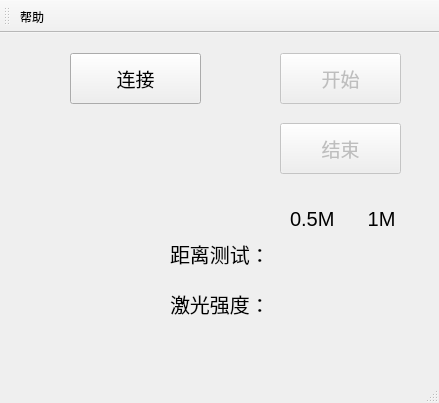
MangoInit/LidarTest, file mainwindow.ui: the form before one commit.
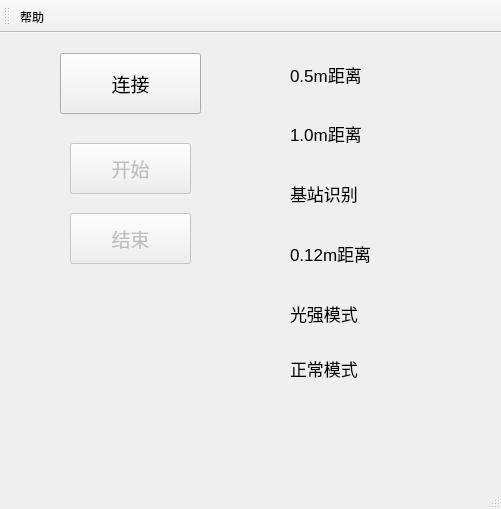
The form after the commit.

Commit message: 增加近距离，光强模式，正常模式检测

Patch:
```diff
--- a/mainwindow.ui
+++ b/mainwindow.ui
@@ -6,8 +6,8 @@
    <rect>
     <x>0</x>
     <y>0</y>
-    <width>439</width>
-    <height>403</height>
+    <width>501</width>
+    <height>509</height>
    </rect>
   </property>
   <property name="windowTitle">
@@ -20,8 +20,8 @@
     </property>
     <property name="geometry">
      <rect>
-      <x>280</x>
-      <y>20</y>
+      <x>70</x>
+      <y>110</y>
       <width>121</width>
       <height>51</height>
      </rect>
@@ -44,8 +44,8 @@
     </property>
     <property name="geometry">
      <rect>
-      <x>280</x>
-      <y>90</y>
+      <x>70</x>
+      <y>180</y>
       <width>121</width>
       <height>51</height>
      </rect>
@@ -65,10 +65,10 @@
    <widget class="QPushButton" name="pushButton_connect">
     <property name="geometry">
      <rect>
-      <x>70</x>
+      <x>60</x>
       <y>20</y>
-      <width>131</width>
-      <height>51</height>
+      <width>141</width>
+      <height>61</height>
      </rect>
     </property>
     <property name="font">
@@ -104,55 +104,109 @@
    <widget class="QLabel" name="label">
     <property name="geometry">
      <rect>
-      <x>170</x>
-      <y>200</y>
+      <x>290</x>
+      <y>26</y>
       <width>101</width>
-      <height>41</height>
+      <height>31</height>
      </rect>
     </property>
     <property name="font">
      <font>
-      <pointsize>15</pointsize>
+      <pointsize>13</pointsize>
      </font>
     </property>
     <property name="text">
-     <string>距离测试：</string>
+     <string>0.5m距离</string>
     </property>
    </widget>
    <widget class="QLabel" name="label_2">
     <property name="geometry">
      <rect>
-      <x>170</x>
-      <y>250</y>
-      <width>111</width>
+      <x>290</x>
+      <y>80</y>
+      <width>101</width>
       <height>41</height>
      </rect>
     </property>
     <property name="font">
      <font>
-      <pointsize>15</pointsize>
+      <pointsize>13</pointsize>
      </font>
     </property>
     <property name="text">
-     <string>激光强度：</string>
+     <string>1.0m距离</string>
     </property>
    </widget>
    <widget class="QLabel" name="label_3">
     <property name="geometry">
      <rect>
       <x>290</x>
-      <y>170</y>
-      <width>151</width>
+      <y>140</y>
+      <width>101</width>
+      <height>41</height>
+     </rect>
+    </property>
+    <property name="font">
+     <font>
+      <pointsize>13</pointsize>
+     </font>
+    </property>
+    <property name="text">
+     <string>基站识别</string>
+    </property>
+   </widget>
+   <widget class="QLabel" name="label_4">
+    <property name="geometry">
+     <rect>
+      <x>290</x>
+      <y>200</y>
+      <width>101</width>
+      <height>41</height>
+     </rect>
+    </property>
+    <property name="font">
+     <font>
+      <pointsize>13</pointsize>
+     </font>
+    </property>
+    <property name="text">
+     <string>0.12m距离</string>
+    </property>
+   </widget>
+   <widget class="QLabel" name="label_5">
+    <property name="geometry">
+     <rect>
+      <x>290</x>
+      <y>260</y>
+      <width>101</width>
+      <height>41</height>
+     </rect>
+    </property>
+    <property name="font">
+     <font>
+      <pointsize>13</pointsize>
+     </font>
+    </property>
+    <property name="text">
+     <string>光强模式</string>
+    </property>
+   </widget>
+   <widget class="QLabel" name="label_6">
+    <property name="geometry">
+     <rect>
+      <x>290</x>
+      <y>320</y>
+      <width>101</width>
       <height>31</height>
      </rect>
     </property>
     <property name="font">
      <font>
-      <pointsize>15</pointsize>
+      <pointsize>13</pointsize>
      </font>
     </property>
     <property name="text">
-     <string>0.5M      1M</string>
+     <string>正常模式</string>
     </property>
    </widget>
   </widget>
```
Left out of the diff: 4 changed lines with no effect on the pictures. The commit also changes 23 other files.
